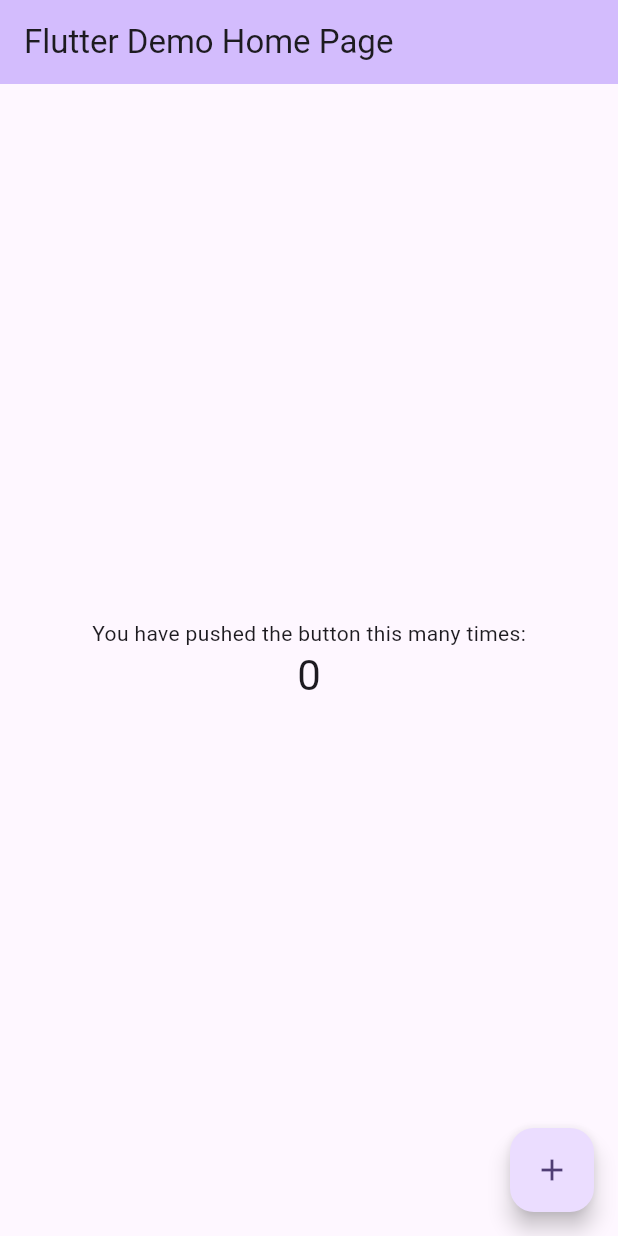
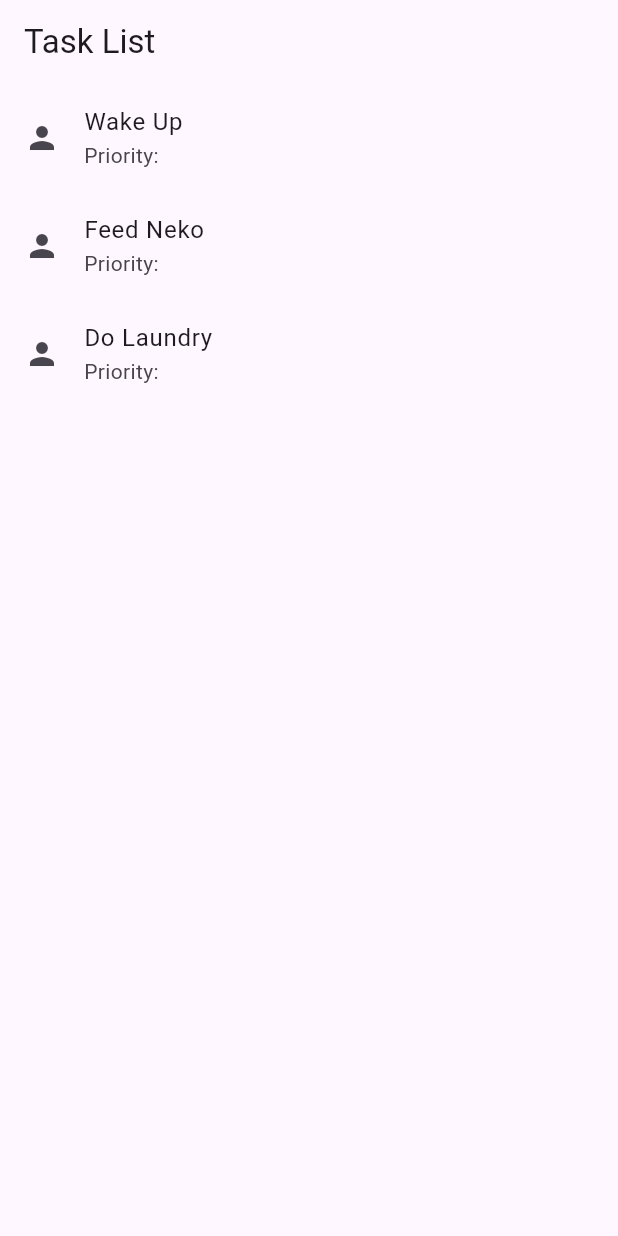
Before and after one commit to rSanches35/ES.24-DDM_PlaninMe, a Flutter app: the screen it shows after launch, on a phone screen of 412 x 824 dp. Run offline on Flutter 3.47's test engine with Material 3 defaults, Android fonts, the light colour scheme and no system bars; our stand-ins replace sqflite; accounts and stored records are empty.

Commit message:
Listagem de Tasks

```diff
--- a/planin_me/lib/main.dart
+++ b/planin_me/lib/main.dart
@@ -1,125 +1,7 @@
 import 'package:flutter/material.dart';
+import 'package:planin_me/my_app.dart';
 
-void main() {
+main(){
+
   runApp(const MyApp());
 }
-
-class MyApp extends StatelessWidget {
-  const MyApp({super.key});
-
-  // This widget is the root of your application.
-  @override
-  Widget build(BuildContext context) {
-    return MaterialApp(
-      title: 'Flutter Demo',
-      theme: ThemeData(
-        // This is the theme of your application.
-        //
-        // TRY THIS: Try running your application with "flutter run". You'll see
-        // the application has a blue toolbar. Then, without quitting the app,
-        // try changing the seedColor in the colorScheme below to Colors.green
-        // and then invoke "hot reload" (save your changes or press the "hot
-        // reload" button in a Flutter-supported IDE, or press "r" if you used
-        // the command line to start the app).
-        //
-        // Notice that the counter didn't reset back to zero; the application
-        // state is not lost during the reload. To reset the state, use hot
-        // restart instead.
-        //
-        // This works for code too, not just values: Most code changes can be
-        // tested with just a hot reload.
-        colorScheme: ColorScheme.fromSeed(seedColor: Colors.deepPurple),
-        useMaterial3: true,
-      ),
-      home: const MyHomePage(title: 'Flutter Demo Home Page'),
-    );
-  }
-}
-
-class MyHomePage extends StatefulWidget {
-  const MyHomePage({super.key, required this.title});
-
-  // This widget is the home page of your application. It is stateful, meaning
-  // that it has a State object (defined below) that contains fields that affect
-  // how it looks.
-
-  // This class is the configuration for the state. It holds the values (in this
-  // case the title) provided by the parent (in this case the App widget) and
-  // used by the build method of the State. Fields in a Widget subclass are
-  // always marked "final".
-
-  final String title;
-
-  @override
-  State<MyHomePage> createState() => _MyHomePageState();
-}
-
-class _MyHomePageState extends State<MyHomePage> {
-  int _counter = 0;
-
-  void _incrementCounter() {
-    setState(() {
-      // This call to setState tells the Flutter framework that something has
-      // changed in this State, which causes it to rerun the build method below
-      // so that the display can reflect the updated values. If we changed
-      // _counter without calling setState(), then the build method would not be
-      // called again, and so nothing would appear to happen.
-      _counter++;
-    });
-  }
-
-  @override
-  Widget build(BuildContext context) {
-    // This method is rerun every time setState is called, for instance as done
-    // by the _incrementCounter method above.
-    //
-    // The Flutter framework has been optimized to make rerunning build methods
-    // fast, so that you can just rebuild anything that needs updating rather
-    // than having to individually change instances of widgets.
-    return Scaffold(
-      appBar: AppBar(
-        // TRY THIS: Try changing the color here to a specific color (to
-        // Colors.amber, perhaps?) and trigger a hot reload to see the AppBar
-        // change color while the other colors stay the same.
-        backgroundColor: Theme.of(context).colorScheme.inversePrimary,
-        // Here we take the value from the MyHomePage object that was created by
-        // the App.build method, and use it to set our appbar title.
-        title: Text(widget.title),
-      ),
-      body: Center(
-        // Center is a layout widget. It takes a single child and positions it
-        // in the middle of the parent.
-        child: Column(
-          // Column is also a layout widget. It takes a list of children and
-          // arranges them vertically. By default, it sizes itself to fit its
-          // children horizontally, and tries to be as tall as its parent.
-          //
-          // Column has various properties to control how it sizes itself and
-          // how it positions its children. Here we use mainAxisAlignment to
-          // center the children vertically; the main axis here is the vertical
-          // axis because Columns are vertical (the cross axis would be
-          // horizontal).
-          //
-          // TRY THIS: Invoke "debug painting" (choose the "Toggle Debug Paint"
-          // action in the IDE, or press "p" in the console), to see the
-          // wireframe for each widget.
-          mainAxisAlignment: MainAxisAlignment.center,
-          children: <Widget>[
-            const Text(
-              'You have pushed the button this many times:',
-            ),
-            Text(
-              '$_counter',
-              style: Theme.of(context).textTheme.headlineMedium,
-            ),
-          ],
-        ),
-      ),
-      floatingActionButton: FloatingActionButton(
-        onPressed: _incrementCounter,
-        tooltip: 'Increment',
-        child: const Icon(Icons.add),
-      ), // This trailing comma makes auto-formatting nicer for build methods.
-    );
-  }
-}
--- /dev/null
+++ b/planin_me/lib/my_app.dart
@@ -0,0 +1,28 @@
+import 'package:flutter/material.dart';
+import 'package:planin_me/widget/rotes.dart';
+
+import 'package:planin_me/widget/professor_list.dart';
+import 'package:planin_me/widget/professor_form.dart';
+import 'package:planin_me/widget/professor_details.dart';
+
+
+class MyApp extends StatelessWidget {
+
+  const MyApp({Key? key}) : super(key: key);
+
+  @override
+  Widget build(BuildContext context){
+
+    return MaterialApp(
+
+      title: "Planin'ME",
+      debugShowCheckedModeBanner: false,
+      theme: ThemeData(primarySwatch: Colors.cyan),
+      routes: {
+        Rotes.home : (context) => ProfessorList(),
+        Rotes.professorForm : (context) => ProfessorForm(),
+        Rotes.professorDetails : (context) => ProfessorDetails()
+      },
+    );
+  }
+}
--- /dev/null
+++ b/planin_me/lib/widget/professor_list.dart
@@ -0,0 +1,59 @@
+import 'package:flutter/material.dart';
+
+import 'package:planin_me/app/domain/dto/task_dto.dart';
+import 'package:planin_me/app/domain/times_a_day.dart';
+
+class ProfessorList extends StatelessWidget {
+  const ProfessorList({Key? key}) : super(key: key);
+
+  Future<List<DTOTask>> consult() async {
+    return [
+      DTOTask(
+          name: 'Wake Up',
+          priority: 1,
+          isActive: true,
+          times_a_day: TimesADay()),
+      DTOTask(
+          name: 'Feed Neko',
+          priority: 3,
+          isActive: true,
+          times_a_day: TimesADay()),
+      DTOTask(
+          name: 'Do Laundry',
+          priority: 2,
+          isActive: false,
+          times_a_day: TimesADay()),
+    ];
+  }
+
+  @override
+  Widget build(BuildContext context) {
+    return Scaffold(
+      appBar: AppBar(
+        title: Text('Task List'),
+      ),
+      body: FutureBuilder(
+        future: consult(),
+        builder: (BuildContext context, AsyncSnapshot<List<DTOTask>> snapshot) {
+          var dataList = snapshot.data;
+          if (dataList == null) {
+            return Text('Data not Found');
+          } else {
+            List<DTOTask> list = dataList;
+            return ListView.builder(
+              itemCount: list.length,
+              itemBuilder: (context, index) {
+                var task = list[index];
+                return ListTile(
+                  leading: Icon(Icons.person),
+                  title: Text(task.name),
+                  subtitle: Text('Priority:', ),
+                );
+              },
+            );
+          }
+        },
+      ),
+    );
+  }
+}
--- /dev/null
+++ b/planin_me/lib/widget/rotes.dart
@@ -0,0 +1,7 @@
+
+class Rotes {
+
+  static const String home = '/';
+  static const String professorForm = '/professor-form';
+  static const String professorDetails = '/professor-details';
+}
```
Also changed, not shown: planin_me/lib/widget/professor_details.dart (added, +22 -0 lines), planin_me/lib/widget/professor_form.dart (added, +22 -0 lines), 2 other files.
